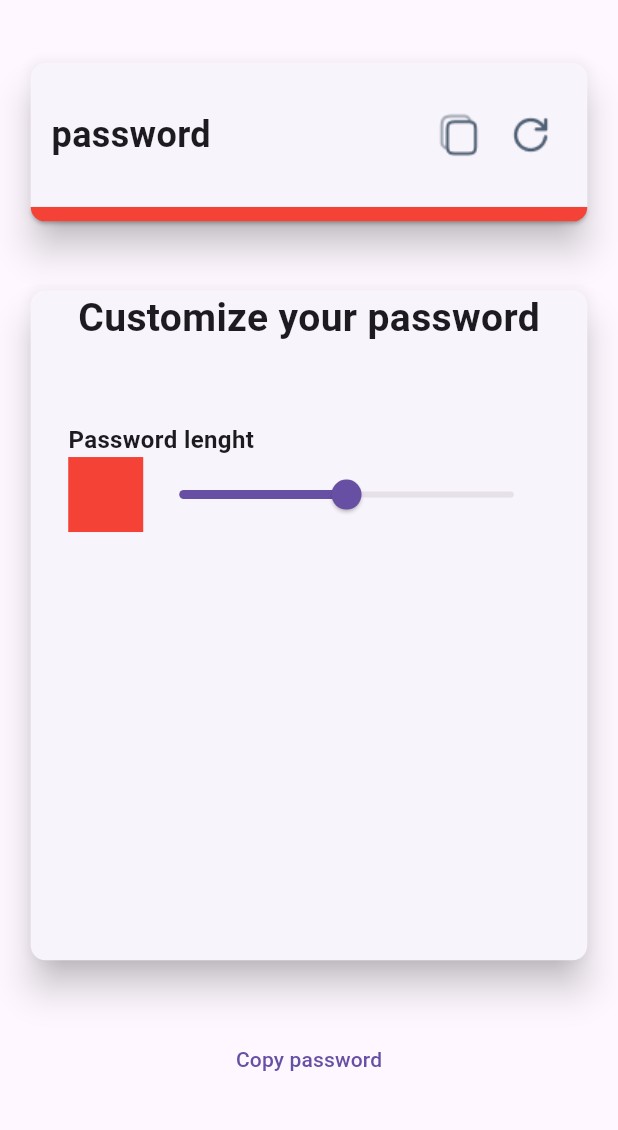
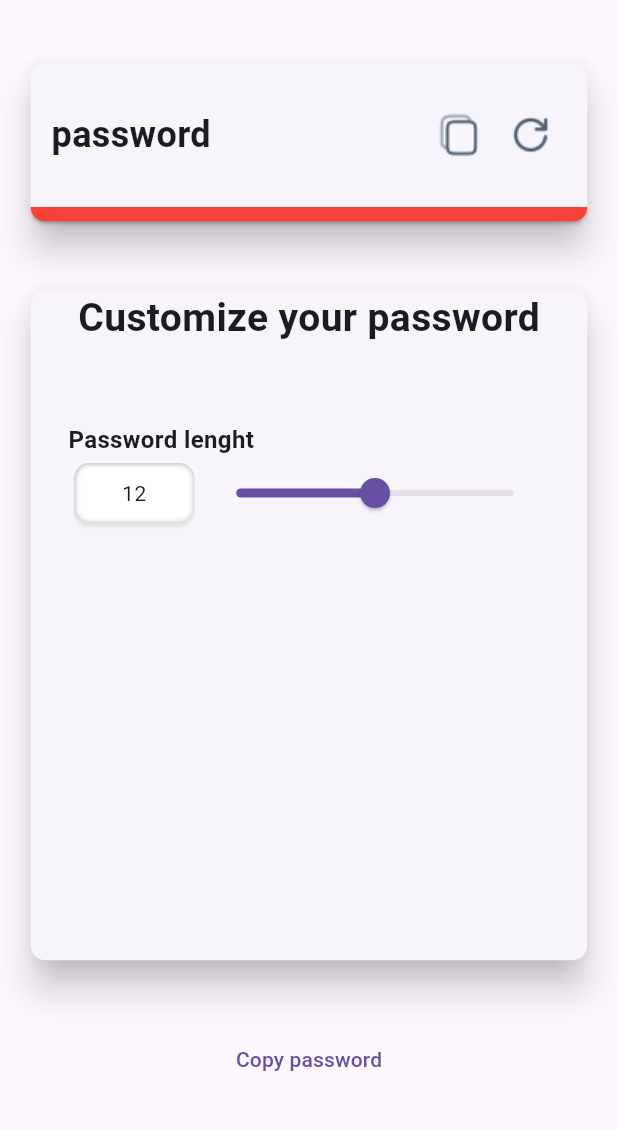
Before and after one commit to tortamque/Passlum, a Flutter app: the screen it shows after launch, on a phone screen of 412 x 824 dp, the part 84-1214 px from its top. Run offline on Flutter 3.47's test engine with Material 2 defaults, Android fonts, the light colour scheme and no system bars.

Commit message:
Create password lenght text

```diff
--- a/lib/main.dart
+++ b/lib/main.dart
@@ -96,10 +96,33 @@ class _HomePageState extends State<HomePage> {
                             ),
                             Row(
                               children: [
-                                Container(
-                                  color: Colors.red,
-                                  width: 50,
-                                  height: 50,
+                                Card(
+                                  shape: RoundedRectangleBorder(
+                                    borderRadius: BorderRadius.circular(10),
+                                  ),
+                                  child: Container(
+                                    decoration: BoxDecoration(
+                                      borderRadius: BorderRadius.circular(10),
+                                      boxShadow: const [
+                                         BoxShadow(
+                                          color: Colors.grey,
+                                        ),
+                                        BoxShadow(
+                                          color: Colors.white,
+                                          spreadRadius: -0.01,
+                                          blurRadius: 3,
+                                        ),
+                                      ]
+                                    ),
+                                    width: 80,
+                                    height: 40,
+                                    child: Center(child: Text(
+                                      _passwordLenght.toString(),
+                                      style: const TextStyle(
+                                        fontSize: 14
+                                      ),
+                                    )),
+                                  ),
                                 ),
                                 Expanded(
                                   child: SliderTheme(
```
